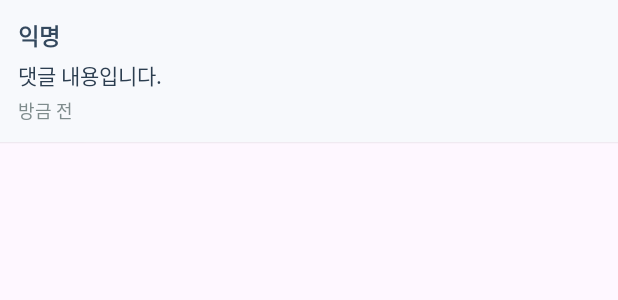
After one commit to doyoung0013/photo_blog, an Android app: the layout comment_item.xml on its own in the app's theme, with its tools: preview values and no code run, on a phone screen of 412 x 824 dp. The commit adds this screen. Shown: the top 300 px of the screen. Run offline under Robolectric (Android 15) with nearby library versions, the phone set to English and light mode, and no system bars.

Commit message:
feat: 댓글 목록 조회 및 표시 기능 추가

```diff
--- /dev/null
+++ b/PhotoViewer/app/src/main/res/layout/comment_item.xml
@@ -0,0 +1,37 @@
+<?xml version="1.0" encoding="utf-8"?>
+<LinearLayout xmlns:android="http://schemas.android.com/apk/res/android"
+    android:layout_width="match_parent"
+    android:layout_height="wrap_content"
+    android:orientation="vertical"
+    android:padding="12dp"
+    android:background="#f7f9fc"
+    android:layout_marginBottom="8dp"
+    android:elevation="1dp">
+
+    <TextView
+        android:id="@+id/comment_nickname"
+        android:layout_width="wrap_content"
+        android:layout_height="wrap_content"
+        android:text="익명"
+        android:textStyle="bold"
+        android:textColor="#34495e"
+        android:textSize="15sp" />
+
+    <TextView
+        android:id="@+id/comment_content"
+        android:layout_width="wrap_content"
+        android:layout_height="wrap_content"
+        android:text="댓글 내용입니다."
+        android:textColor="#2c3e50"
+        android:textSize="14sp"
+        android:layout_marginTop="4dp" />
+
+    <TextView
+        android:id="@+id/comment_time"
+        android:layout_width="wrap_content"
+        android:layout_height="wrap_content"
+        android:text="방금 전"
+        android:textColor="#7f8c8d"
+        android:textSize="12sp"
+        android:layout_marginTop="4dp" />
+</LinearLayout>
```
Also changed, not shown: PhotoViewer/app/src/main/java/com/android/photoviewer/PostDetailActivity.java (+126 -13 lines), PhotoViewer/app/src/main/res/layout/activity_post_detail.xml (+20 -0 lines), 2 other files.
